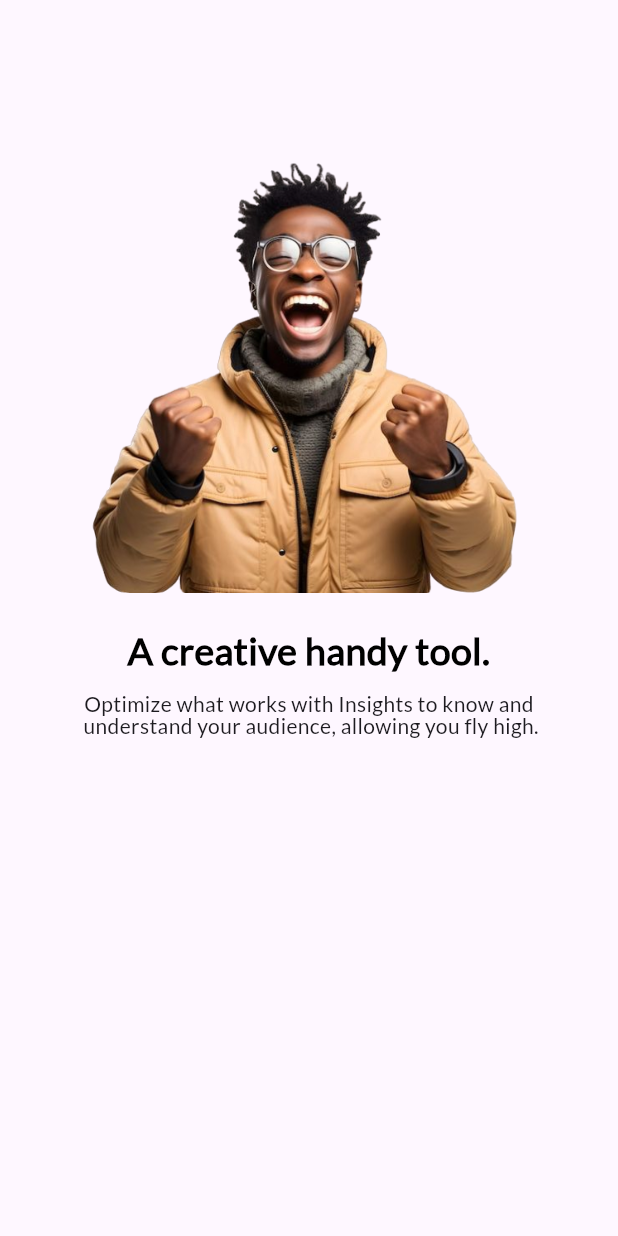
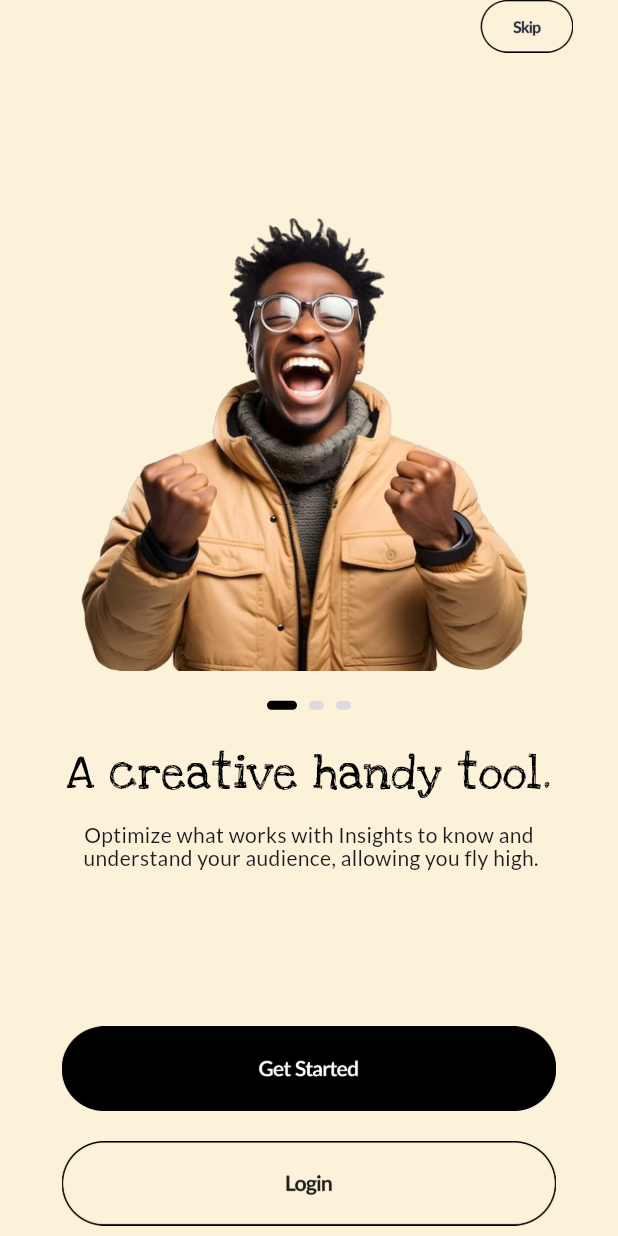
Before and after one commit to Olamidotune/Rootscards, a Flutter app: the screen it shows after launch, on a phone screen of 412 x 824 dp. Run offline on Flutter 3.47's test engine with Material 3 defaults, Android fonts, the phone set to English and light mode, and no system bars; drawn by our look-alikes of carousel_slider; our stand-ins replace device_info_plus, dio, email_validator, flutter_secure_storage, flutter_svg, pin_code_text_field and 2 more; project files that could hold a hidden picture were left out.

Commit message:
completed the onboarding screens and responsiveness

```diff
--- a/analysis_options.yaml
+++ b/analysis_options.yaml
@@ -7,6 +7,10 @@
 
 # The following line activates a set of recommended lints for Flutter apps,
 # packages, and plugins designed to encourage good coding practices.
+analyzer:
+  errors:
+    annotate_overrides: ignore
+    prefer_const_constructors_in_immutables: ignore
 include: package:flutter_lints/flutter.yaml
 
 linter:
--- a/lib/config/colors.dart
+++ b/lib/config/colors.dart
@@ -6,3 +6,6 @@ const THEME = Color(0xFFDB5001);
 const BLACK = Colors.black;
 const GREY = Colors.grey;
 const RED = Colors.red;
+const ONBOARDING1 = Color(0xFFFCF2D9);
+const ONBOARDING2 = Color.fromARGB(255, 238, 131, 50);
+const ONBOARDING3 = Color(0xFFFEC031);
--- a/lib/presentation/screens/onboarding/test_onboarding.dart
+++ b/lib/presentation/screens/onboarding/test_onboarding.dart
@@ -1,9 +1,9 @@
-import 'package:carousel_slider/carousel_controller.dart';
 import 'package:carousel_slider/carousel_slider.dart';
 import 'package:flutter/material.dart';
-import 'package:flutter/widgets.dart';
-import 'package:flutter_svg/svg.dart';
 import 'package:rootscards/config/colors.dart';
+import 'package:rootscards/presentation/screens/widgets/carousel_inidicator.dart';
+import 'package:rootscards/presentation/screens/widgets/skip_button.dart';
+import 'package:sizer/sizer.dart';
 
 class TestOnboarding extends StatefulWidget {
   static const String routeName = "test_onboarding_screen";
@@ -32,6 +32,12 @@ class _TestOnboardingState extends State<TestOnboarding> {
     "Optimize what works with Insights to\nknow and understand your audience,\n allowing you fly high.",
   ];
 
+  static const _backgroundColor = <Color>[
+    ONBOARDING1,
+    ONBOARDING2,
+    ONBOARDING3,
+  ];
+
   final CarouselController _carouselController = CarouselController();
 
   int _currentIndex = 0;
@@ -40,20 +46,22 @@ class _TestOnboardingState extends State<TestOnboarding> {
   Widget build(BuildContext context) {
     final double height =
         MediaQuery.of(context).size.height - MediaQuery.of(context).padding.top;
-
     return Scaffold(
+      backgroundColor: _backgroundColor[_currentIndex],
       body: SafeArea(
-          child: Stack(
-        children: [
-          Container(
-            height: MediaQuery.of(context).size.height -
-                MediaQuery.of(context).padding.top,
-            child: Expanded(
-              flex: 8,
-              child: SingleChildScrollView(
-                physics: const BouncingScrollPhysics(),
+        child: Stack(
+          children: [
+            SingleChildScrollView(
+              child: SizedBox(
+                height: height,
                 child: Column(
                   children: [
+                    Align(
+                      alignment: Alignment.topRight,
+                      child: SkipButton(
+                        onTap: () {},
+                      ),
+                    ),
                     SizedBox(height: height * .1),
                     CarouselSlider.builder(
                       carouselController: _carouselController,
@@ -64,16 +72,27 @@ class _TestOnboardingState extends State<TestOnboarding> {
                         title: _carouselTitles[index],
                         subTitle: _carouselTexts[index],
                         viewPortHeight: height,
+                        slider: Container(
+                          margin: EdgeInsets.only(
+                            top: _currentIndex < _carouselImages.length - 1
+                                ? 20
+                                : 0,
+                          ),
+                          child: CarouselIndicator(
+                            count: 3,
+                            currentIndex: _currentIndex,
+                          ),
+                        ),
                       ),
                       options: CarouselOptions(
                         initialPage: 0,
                         autoPlay: false,
                         enableInfiniteScroll: false,
                         viewportFraction: 1,
-                        height: 0.85 * height <= 500 ? 0.75 * height : 500,
+                        height: 0.85 * height <= 550 ? 0.75 * height : 700,
                         autoPlayInterval: Duration(seconds: 4),
                         autoPlayAnimationDuration: Duration(milliseconds: 800),
-                        autoPlayCurve: Curves.fastOutSlowIn,
+                        autoPlayCurve: Curves.easeIn,
                         onPageChanged: (newIndex, reason) => setState(() {
                           _currentIndex = newIndex;
                         }),
@@ -83,21 +102,46 @@ class _TestOnboardingState extends State<TestOnboarding> {
                 ),
               ),
             ),
-          ),
-        ],
-      )),
+            Positioned(
+              bottom: height / 120,
+              right: height / 50,
+              left: height / 50,
+              child: Padding(
+                padding: const EdgeInsets.symmetric(horizontal: 15.0),
+                child: Column(
+                  children: [
+                    GestureDetector(
+                      onTap: () {},
+                      child: Image.asset(
+                        "assets/images/get_started_button.png",
+                        width: 80.w,
+                      ),
+                    ),
+                    SizedBox(height: 20),
+                    GestureDetector(
+                      onTap: () {},
+                      child: Image.asset(
+                        "assets/images/login_button.png",
+                        width: 80.w,
+                      ),
+                    ),
+                  ],
+                ),
+              ),
+            ),
+          ],
+        ),
+      ),
     );
   }
-
 }
-
-
 
 class _CarouselImage extends StatelessWidget {
   final Key? key;
   final String image;
   final String title;
   final String subTitle;
+  final Widget slider;
   final double viewPortHeight;
 
   _CarouselImage({
@@ -106,6 +150,7 @@ class _CarouselImage extends StatelessWidget {
     required this.title,
     required this.subTitle,
     required this.viewPortHeight,
+    required this.slider,
   }) : super(key: key);
 
   @override
@@ -114,14 +159,13 @@ class _CarouselImage extends StatelessWidget {
       children: [
         Padding(
           padding: EdgeInsets.symmetric(horizontal: 10),
-          child:
-
-          Image.asset(
+          child: Image.asset(
             "assets/images/" + image,
-            height: viewPortHeight * .38,
+            height: viewPortHeight * .40,
             fit: BoxFit.fill,
           ),
         ),
+        slider,
         Container(
           alignment: Alignment.center,
           margin: EdgeInsets.only(top: 20, bottom: 10),
@@ -129,10 +173,8 @@ class _CarouselImage extends StatelessWidget {
           child: Text(
             title,
             style: TextStyle(
-                fontSize: 25,
-                color: BLACK,
-                fontWeight: FontWeight.bold),
-            textAlign: TextAlign.center,
+                fontSize: 32, color: BLACK, fontFamily: "LoveYaLikeASister"),
+            textAlign: TextAlign.justify,
           ),
         ),
         Container(
@@ -143,9 +185,7 @@ class _CarouselImage extends StatelessWidget {
           child: Text(
             subTitle,
             textAlign: TextAlign.center,
-            style: TextStyle(
-              height: 1.1,
-            ),
+            style: TextStyle(fontSize: 14, height: 1.1),
           ),
         ),
       ],
--- /dev/null
+++ b/lib/presentation/screens/widgets/carousel_inidicator.dart
@@ -0,0 +1,52 @@
+// ignore_for_file: prefer_const_constructors_in_immutables
+
+import 'package:flutter/material.dart';
+import 'package:rootscards/config/colors.dart';
+
+class CarouselIndicator extends StatelessWidget {
+  final int count;
+  final int currentIndex;
+  final double activeIndicatorLength;
+  final Color activeIndicatorColor;
+  final Color inactiveIndicatorColor;
+
+  CarouselIndicator({
+    required this.count,
+    required this.currentIndex,
+    this.activeIndicatorLength = 20,
+    this.activeIndicatorColor = BLACK,
+    this.inactiveIndicatorColor = const Color(0xFFDCDADE),
+  });
+
+  @override
+  Widget build(BuildContext context) {
+    List<Widget> indicators = [];
+
+    for (var i = 1; i <= count; i++) {
+      indicators.add(
+        Container(
+
+          width: currentIndex == i - 1 ? activeIndicatorLength : 10,
+          height: 6,
+          margin: EdgeInsets.symmetric(horizontal: 4.0),
+          child: TextButton(
+            style: ButtonStyle(
+              backgroundColor: WidgetStateProperty.all(
+                currentIndex == i - 1
+                    ? activeIndicatorColor
+                    : inactiveIndicatorColor,
+              ),
+            ),
+            onPressed: null,
+            child: Container(),
+          ),
+        ),
+      );
+    }
+
+    return Row(
+      mainAxisAlignment: MainAxisAlignment.center,
+      children: indicators,
+    );
+  }
+}
--- a/lib/presentation/screens/widgets/next_button.dart
+++ b/lib/presentation/screens/widgets/skip_button.dart
@@ -1,9 +1,8 @@
 import 'package:flutter/material.dart';
-import 'package:flutter_svg/svg.dart';
-
-class NextButton extends StatelessWidget {
+import 'package:sizer/sizer.dart';
+class SkipButton extends StatelessWidget {
   final Function()? onTap;
-  const NextButton({super.key, this.onTap});
+  const SkipButton({super.key, this.onTap});
 
   @override
   Widget build(BuildContext context) {
@@ -11,8 +10,9 @@ class NextButton extends StatelessWidget {
       padding: const EdgeInsets.symmetric(horizontal:30.0),
       child: GestureDetector(
         onTap: onTap,
-          // child: Image.asset("assets/images/next_button.png"),
-          child: SvgPicture.asset("assets/svgs/next_button.svg"),
+          child: Image.asset("assets/images/skip_button.png",
+          width: 15.w,
+          ),
       ),
     );
   }
```
Also changed, not shown: assets/images/get_started_button.png (added), assets/images/login_button.png (added), assets/images/skip_button.png (added).
